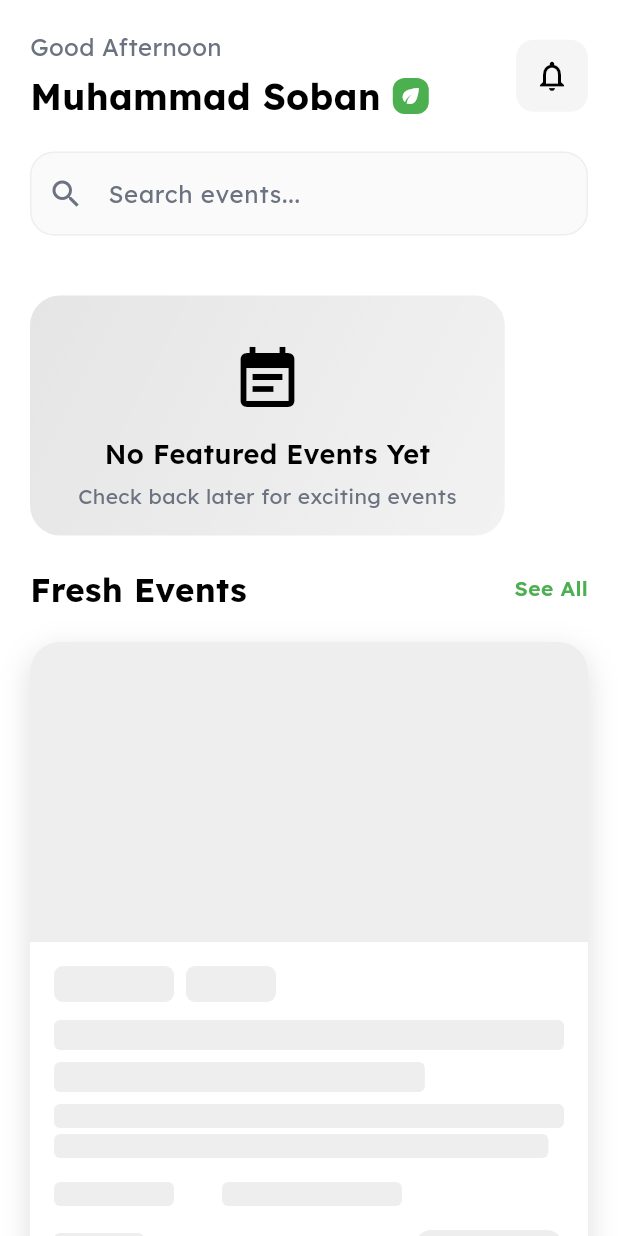
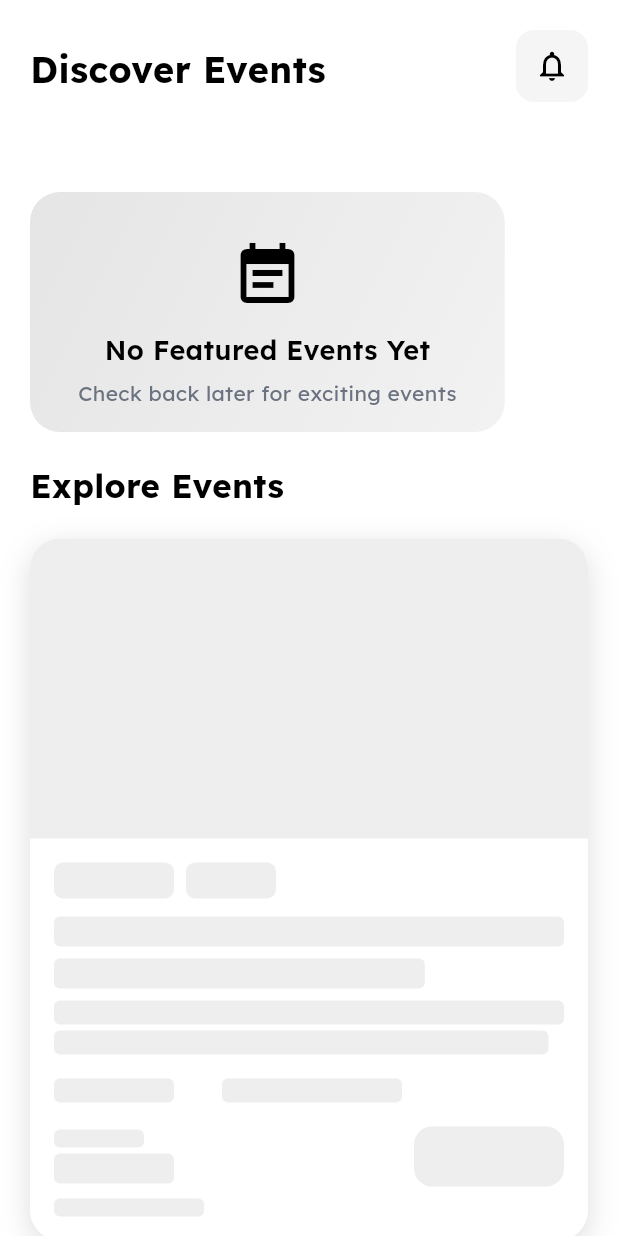
Before and after one commit to MuhammadSoban0/Event-Booking-App, a Flutter app: the HomeScreen screen opened directly, on a phone screen of 412 x 824 dp. Run offline on Flutter 3.47's test engine with Material 3 defaults, Android fonts, the light colour scheme and no system bars; drawn by our look-alikes of flutter_animate; our stand-ins replace cached_network_image, carousel_slider, cloud_firestore, firebase_auth, firebase_core, flutter_dotenv and 5 more; missing offline and left inert: flutter_stripe; accounts and stored records are empty.

Commit message:
home screen UI modify

```diff
--- a/lib/ui/home/home_screen.dart
+++ b/lib/ui/home/home_screen.dart
@@ -162,38 +162,14 @@ class _HomeScreenState extends ConsumerState<HomeScreen> {
               Column(
                 crossAxisAlignment: CrossAxisAlignment.start,
                 children: [
+                  const SizedBox(height: 4),
                   Text(
-                    'Good Afternoon',
+                    'Discover Events',
                     style: GoogleFonts.lexend(
-                      fontSize: 16,
-                      color: AppTheme.textSecondaryColor,
+                      fontSize: 24,
+                      fontWeight: FontWeight.bold,
+                      color: AppTheme.textPrimaryColor,
                     ),
-                  ),
-                  const SizedBox(height: 4),
-                  Row(
-                    children: [
-                      Text(
-                        'Muhammad Soban',
-                        style: GoogleFonts.lexend(
-                          fontSize: 24,
-                          fontWeight: FontWeight.bold,
-                          color: AppTheme.textPrimaryColor,
-                        ),
-                      ),
-                      const SizedBox(width: 8),
-                      Container(
-                        padding: const EdgeInsets.all(4),
-                        decoration: BoxDecoration(
-                          color: Colors.green,
-                          borderRadius: BorderRadius.circular(8),
-                        ),
-                        child: const Icon(
-                          Icons.eco,
-                          color: Colors.white,
-                          size: 16,
-                        ),
-                      ),
-                    ],
                   ),
                 ],
               ),
@@ -214,35 +190,6 @@ class _HomeScreenState extends ConsumerState<HomeScreen> {
           ),
 
           const SizedBox(height: 20),
-
-          // Search Bar
-          TextField(
-            controller: _searchController,
-            onChanged: (value) {
-              ref.read(searchQueryProvider.notifier).state = value;
-            },
-            decoration: InputDecoration(
-              hintText: 'Search events...',
-              hintStyle: GoogleFonts.lexend(color: AppTheme.textSecondaryColor),
-              prefixIcon: Icon(Icons.search, color: AppTheme.textSecondaryColor),
-              filled: true,
-              fillColor: Colors.grey[50],
-              border: OutlineInputBorder(
-                borderRadius: BorderRadius.circular(16),
-                borderSide: BorderSide(color: Colors.grey[200]!),
-              ),
-              enabledBorder: OutlineInputBorder(
-                borderRadius: BorderRadius.circular(16),
-                borderSide: BorderSide(color: Colors.grey[200]!),
-              ),
-              focusedBorder: OutlineInputBorder(
-                borderRadius: BorderRadius.circular(16),
-                borderSide: BorderSide(color: AppTheme.primaryColor),
-              ),
-              contentPadding: const EdgeInsets.symmetric(horizontal: 16, vertical: 16),
-            ),
-            style: GoogleFonts.lexend(color: AppTheme.textPrimaryColor),
-          ),
         ],
       ),
     );
@@ -499,19 +446,11 @@ class _HomeScreenState extends ConsumerState<HomeScreen> {
             mainAxisAlignment: MainAxisAlignment.spaceBetween,
             children: [
               Text(
-                'Fresh Events',
+                'Explore Events',
                 style: GoogleFonts.lexend(
                   fontSize: 22,
                   fontWeight: FontWeight.bold,
                   color: AppTheme.textPrimaryColor,
-                ),
-              ),
-              Text(
-                'See All',
-                style: GoogleFonts.lexend(
-                  fontSize: 14,
-                  fontWeight: FontWeight.w600,
-                  color: Colors.green,
                 ),
               ),
             ],
@@ -946,7 +885,12 @@ class _HomeScreenState extends ConsumerState<HomeScreen> {
                     ),
                     ElevatedButton(
                       onPressed: () {
-                        // Handle event booking
+                        Navigator.push(
+                          context,
+                          MaterialPageRoute(
+                            builder: (context) => EventDetailsScreen(event: event),
+                          ),
+                        );
                       },
                       style: ElevatedButton.styleFrom(
                         backgroundColor: AppTheme.primaryColor,
```
